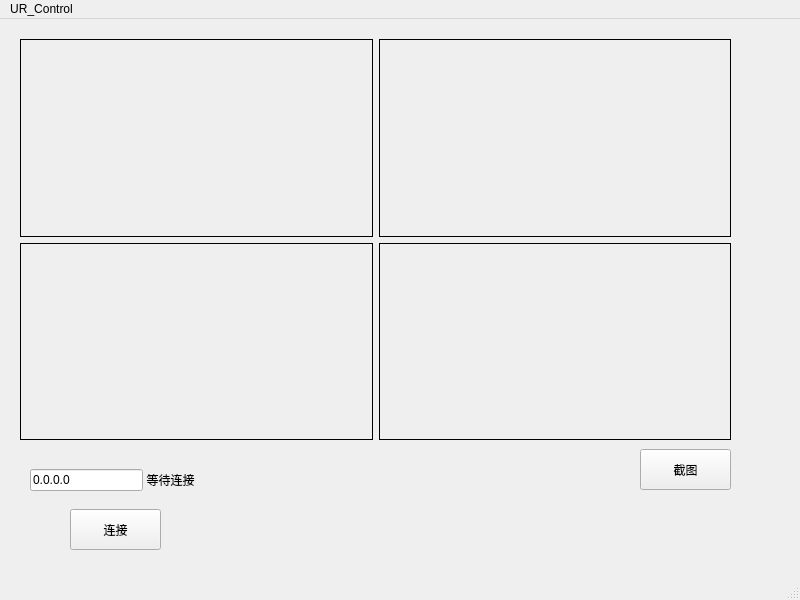
This is mainwindow.ui in ruying257/UR_Control_with_Qt as Qt 5 draws it before an edit. The edited form follows.
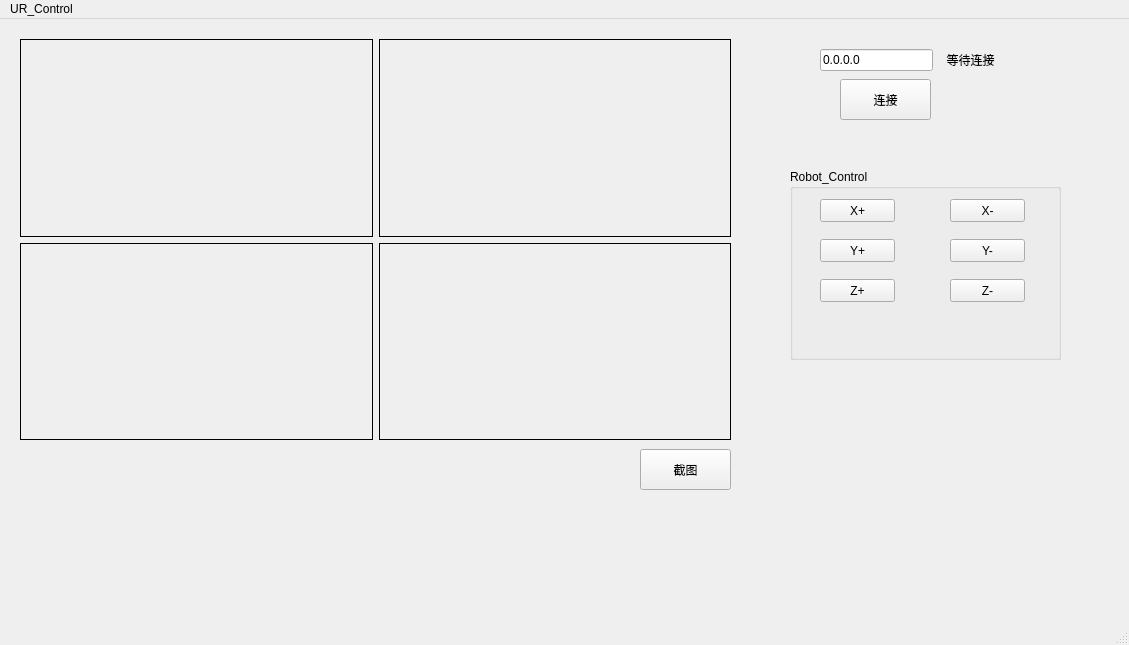
This is the edited form.

Commit message:
feat(机械臂控制): 添加机械臂运动控制功能及UI界面
- 在mainwindow中实现机械臂控制相关槽函数和信号连接
- 添加发送URScript命令的功能函数
- 实现X/Y/Z轴正负方向的点动控制
- 调整UI布局，新增机械臂控制按钮组
- 在mock_ur.py中添加接收命令的打印输出

The edit to the form file:
```diff
--- a/mainwindow.ui
+++ b/mainwindow.ui
@@ -9,8 +9,8 @@
    <rect>
     <x>0</x>
     <y>0</y>
-    <width>800</width>
-    <height>600</height>
+    <width>1129</width>
+    <height>645</height>
    </rect>
   </property>
   <property name="sizePolicy">
@@ -26,8 +26,8 @@
    <widget class="QLineEdit" name="le_IPAdress">
     <property name="geometry">
      <rect>
-      <x>30</x>
-      <y>450</y>
+      <x>820</x>
+      <y>30</y>
       <width>113</width>
       <height>22</height>
      </rect>
@@ -39,8 +39,8 @@
    <widget class="QPushButton" name="btn_Connect">
     <property name="geometry">
      <rect>
-      <x>70</x>
-      <y>490</y>
+      <x>840</x>
+      <y>60</y>
       <width>91</width>
       <height>41</height>
      </rect>
@@ -52,8 +52,8 @@
    <widget class="QLabel" name="lbl_Status">
     <property name="geometry">
      <rect>
-      <x>140</x>
-      <y>450</y>
+      <x>940</x>
+      <y>30</y>
       <width>61</width>
       <height>21</height>
      </rect>
@@ -184,13 +184,107 @@
      </item>
     </layout>
    </widget>
+   <widget class="QGroupBox" name="groupBox">
+    <property name="geometry">
+     <rect>
+      <x>790</x>
+      <y>150</y>
+      <width>271</width>
+      <height>191</height>
+     </rect>
+    </property>
+    <property name="contextMenuPolicy">
+     <enum>Qt::ContextMenuPolicy::NoContextMenu</enum>
+    </property>
+    <property name="title">
+     <string>Robot_Control</string>
+    </property>
+    <widget class="QPushButton" name="btn_X_Plus">
+     <property name="geometry">
+      <rect>
+       <x>30</x>
+       <y>30</y>
+       <width>75</width>
+       <height>23</height>
+      </rect>
+     </property>
+     <property name="text">
+      <string>X+</string>
+     </property>
+    </widget>
+    <widget class="QPushButton" name="btn_X_Minus">
+     <property name="geometry">
+      <rect>
+       <x>160</x>
+       <y>30</y>
+       <width>75</width>
+       <height>23</height>
+      </rect>
+     </property>
+     <property name="text">
+      <string>X-</string>
+     </property>
+    </widget>
+    <widget class="QPushButton" name="btn_Y_Minus">
+     <property name="geometry">
+      <rect>
+       <x>160</x>
+       <y>70</y>
+       <width>75</width>
+       <height>23</height>
+      </rect>
+     </property>
+     <property name="text">
+      <string>Y-</string>
+     </property>
+    </widget>
+    <widget class="QPushButton" name="btn_Y_Plus">
+     <property name="geometry">
+      <rect>
+       <x>30</x>
+       <y>70</y>
+       <width>75</width>
+       <height>23</height>
+      </rect>
+     </property>
+     <property name="text">
+      <string>Y+</string>
+     </property>
+    </widget>
+    <widget class="QPushButton" name="btn_Z_Minus">
+     <property name="geometry">
+      <rect>
+       <x>160</x>
+       <y>110</y>
+       <width>75</width>
+       <height>23</height>
+      </rect>
+     </property>
+     <property name="text">
+      <string>Z-</string>
+     </property>
+    </widget>
+    <widget class="QPushButton" name="btn_Z_Plus">
+     <property name="geometry">
+      <rect>
+       <x>30</x>
+       <y>110</y>
+       <width>75</width>
+       <height>23</height>
+      </rect>
+     </property>
+     <property name="text">
+      <string>Z+</string>
+     </property>
+    </widget>
+   </widget>
   </widget>
   <widget class="QMenuBar" name="menubar">
    <property name="geometry">
     <rect>
      <x>0</x>
      <y>0</y>
-     <width>800</width>
+     <width>1129</width>
      <height>19</height>
     </rect>
    </property>
```
The commit also changes 4 other files.
